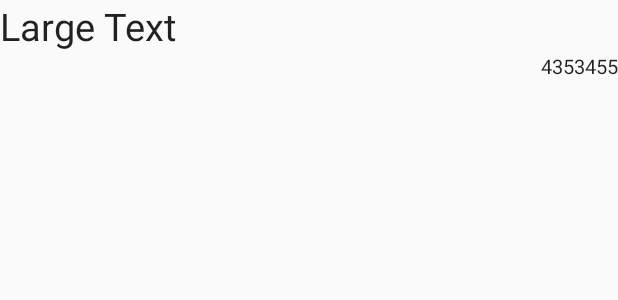
After one commit to PalamarenkoA/MyFragment, an Android app: the layout item.xml on its own in the app's theme, with its tools: preview values and no code run, on a phone screen of 412 x 824 dp. The commit adds this screen. Shown: the top 300 px of the screen. Run offline under Robolectric (Android 15) with nearby library versions, the phone set to English and light mode, and no system bars.

Commit message:
0.2 Осталось допилить фаербайс

```diff
--- a/app/build.gradle
+++ b/app/build.gradle
@@ -27,4 +27,5 @@ dependencies {
     compile 'com.android.support:support-v4:23.1.1'
     compile 'com.android.support:recyclerview-v7:23.1.1'
     compile 'com.desarrollodroide:fragmenttransactionextended:1'
+
 }
--- a/app/src/main/java/com/example/andrey/myfragment/Fragment/FragmentInput.java
+++ b/app/src/main/java/com/example/andrey/myfragment/Fragment/FragmentInput.java
@@ -6,9 +6,7 @@ import android.view.View;
 import android.view.ViewGroup;
 import android.widget.Button;
 import android.widget.EditText;
-import android.widget.TextView;
 import android.widget.Toast;
-
 import com.example.andrey.myfragment.MainActivity;
 import com.example.andrey.myfragment.R;
 
@@ -17,7 +15,7 @@ import java.util.Date;
 
 public class FragmentInput extends android.app.Fragment {
     public interface onSaveText {
-        public void saveText (String Text, long time);
+        void saveText (String text, long time);
     }
 
     @Override
@@ -42,7 +40,7 @@ public class FragmentInput extends android.app.Fragment {
                 if (editText.getText().length()>0) {
                     onSaveText.saveText(String.valueOf(editText.getText()), new Date().getTime());
                 }else{
-                    Toast.makeText(MainActivity.context,"Заполните окно!",Toast.LENGTH_LONG).show();
+                    Toast.makeText(MainActivity.context,"Введите текст",Toast.LENGTH_LONG).show();
                 }
 
             }
--- a/app/src/main/res/layout/fragment_fragment_list.xml
+++ b/app/src/main/res/layout/fragment_fragment_list.xml
@@ -3,7 +3,7 @@
     android:orientation="vertical" android:layout_width="match_parent"
     android:layout_height="match_parent">
 
-    <ListView
+      <ListView
         android:layout_width="match_parent"
         android:layout_height="wrap_content"
         android:id="@+id/listView" />
--- /dev/null
+++ b/app/src/main/res/layout/item.xml
@@ -0,0 +1,22 @@
+<?xml version="1.0" encoding="utf-8"?>
+<LinearLayout xmlns:android="http://schemas.android.com/apk/res/android"
+    android:orientation="vertical" android:layout_width="match_parent"
+    android:layout_height="match_parent">
+
+    <TextView
+        android:layout_width="wrap_content"
+        android:layout_height="wrap_content"
+        android:textAppearance="?android:attr/textAppearanceLarge"
+        android:text="Large Text"
+        android:textSize="25sp"
+        android:id="@+id/itemText" />
+
+    <TextView
+        android:layout_width="wrap_content"
+        android:layout_height="wrap_content"
+        android:textAppearance="?android:attr/textAppearanceLarge"
+        android:text="4353455"
+        android:id="@+id/itemTime"
+        android:textSize="13sp"
+        android:layout_gravity="right" />
+</LinearLayout>
--- a/app/src/main/res/menu/activity_main_drawer.xml
+++ b/app/src/main/res/menu/activity_main_drawer.xml
@@ -3,11 +3,11 @@
 
     <group android:checkableBehavior="single">
         <item
-            android:id="@+id/nav_camera"
+            android:id="@+id/itemListFragment"
             android:icon="@drawable/ic_menu_camera"
             android:title="InputFragment" />
         <item
-            android:id="@+id/nav_gallery"
+            android:id="@+id/itemInputFragment"
             android:icon="@drawable/ic_menu_gallery"
             android:title="ListFragment" />
 
```
Also changed, not shown: app/src/main/java/com/example/andrey/myfragment/Adapter/ListAdapter.java (added, +57 -0 lines), app/src/main/java/com/example/andrey/myfragment/DBHelper.java (+3 -5 lines), app/src/main/java/com/example/andrey/myfragment/Fragment/FragmentList.java (+38 -5 lines), app/src/main/java/com/example/andrey/myfragment/ItemObject.java (added, +46 -0 lines), app/src/main/java/com/example/andrey/myfragment/MainActivity.java (+49 -22 lines), app/src/main/res/layout/content_main.xml (+7 -11 lines).
